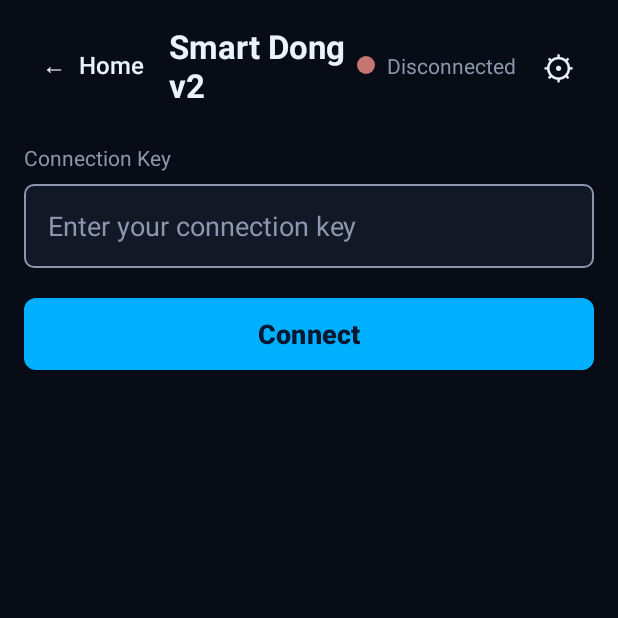
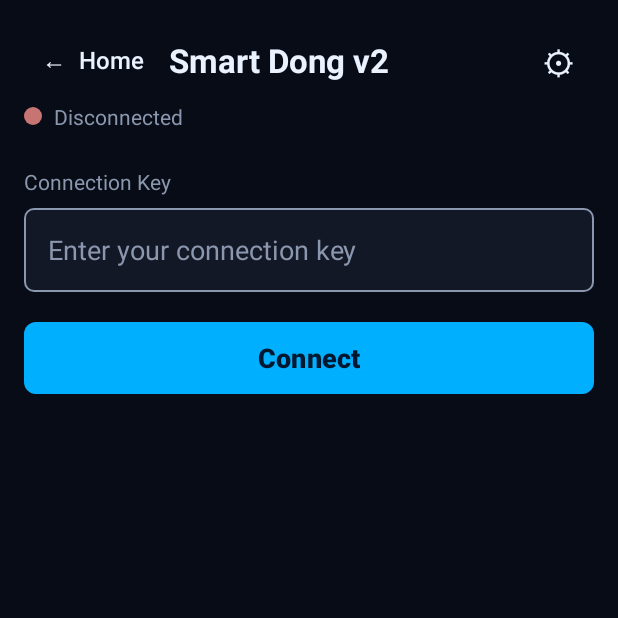
Before and after one commit to owenpkent/handy, an Android app: the ControlActivity screen opened directly, with no data from a screen before it, after a tap on "Connect", on a phone screen of 412 x 824 dp, the top half of it. Run offline under Robolectric (Android 15) with nearby library versions, the phone set to English and light mode, and no system bars; network calls fail.

Commit message:
fix(android-v2): address review on one-button home (header overflow, short windows, double connect)

```diff
--- a/android-v2/app/src/main/java/com/handyvoice/v2/ui/ControlActivity.kt
+++ b/android-v2/app/src/main/java/com/handyvoice/v2/ui/ControlActivity.kt
@@ -184,6 +184,7 @@ class ControlActivity : AppCompatActivity() {
     private lateinit var homeListenButton: MaterialButton
     private lateinit var homeHeardText: TextView
     private var showingMore = false
+    private val connectGuard = ConnectGuard()
     /** Mirrors the mic button's on/off look so the home button matches it. */
     private var micOn = false
     private val backToHome = object : OnBackPressedCallback(false) {
@@ -353,6 +354,25 @@ class ControlActivity : AppCompatActivity() {
         findViewById<View>(R.id.homeMoreButton).setOnClickListener { showMore(true) }
         findViewById<View>(R.id.homeBackButton).setOnClickListener { showMore(false) }
         onBackPressedDispatcher.addCallback(this, backToHome)
+        // Shrink the big button in short windows (split screen) so the status
+        // line, readout and More controls usually fit without scrolling; the
+        // home panel still scrolls as a fallback.
+        homePanel.addOnLayoutChangeListener { _, _, top, _, bottom, _, _, _, _ ->
+            val dp = resources.displayMetrics.density
+            val size = ((bottom - top) - (220 * dp).toInt())
+                .coerceIn((140 * dp).toInt(), (260 * dp).toInt())
+            val lp = homeListenButton.layoutParams
+            if (lp.width != size) {
+                // Posted: changing layout params inside a layout pass is
+                // deferred (and logged) by the framework.
+                homeListenButton.post {
+                    lp.width = size
+                    lp.height = size
+                    homeListenButton.layoutParams = lp
+                    homeListenButton.cornerRadius = size / 2
+                }
+            }
+        }
         // The home screen shows the same "Heard:" readout as the Voice tab;
         // mirror it rather than touching every place that sets it.
         lastMatchText.addTextChangedListener(object : TextWatcher {
@@ -511,19 +531,26 @@ class ControlActivity : AppCompatActivity() {
         when (api.connectionState.value) {
             ConnectionState.CONNECTED -> onMicTapped()
             ConnectionState.CONNECTING -> Unit
-            ConnectionState.DISCONNECTED ->
-                if (connectionKeyInput.text.isNullOrBlank()) showMore(true) else onConnectTapped()
+            ConnectionState.DISCONNECTED -> when {
+                connectGuard.inFlight -> Unit
+                connectionKeyInput.text.isNullOrBlank() -> showMore(true)
+                else -> onConnectTapped()
+            }
         }
     }
 
     private fun updateHomeButton() {
-        val (label, color) = when (api.connectionState.value) {
-            ConnectionState.CONNECTED ->
+        val state = api.connectionState.value
+        val connecting = state == ConnectionState.CONNECTING ||
+            (state == ConnectionState.DISCONNECTED && connectGuard.inFlight)
+        val (label, color) = when {
+            connecting -> "Connecting…" to R.color.card_dark
+            state == ConnectionState.CONNECTED ->
                 if (micOn) "Stop\nlistening" to R.color.emergency_red
                 else "Start\nlistening" to R.color.primary
-            ConnectionState.CONNECTING -> "Connecting…" to R.color.card_dark
-            ConnectionState.DISCONNECTED -> "Connect" to R.color.primary
+            else -> "Connect" to R.color.primary
         }
+        homeListenButton.isEnabled = !connecting
         homeListenButton.text = label
         homeListenButton.backgroundTintList =
             ColorStateList.valueOf(ContextCompat.getColor(this, color))
@@ -864,8 +891,16 @@ class ControlActivity : AppCompatActivity() {
         // Flip the UI to its busy state immediately on tap, before the
         // suspend connect() even sets CONNECTING — closes the brief window
         // where a double-tap could fire two connect attempts.
-        showConnecting(true)
-        lifecycleScope.launch {
+        // connectGuard claims its slot synchronously, before the prefs write
+        // suspends, so a second tap (from either Connect button) is dropped
+        // rather than racing a parallel connect.
+        val started = connectGuard.launch(
+            lifecycleScope,
+            onDone = {
+                if (api.connectionState.value != ConnectionState.CONNECTING) showConnecting(false)
+                updateHomeButton()
+            },
+        ) {
             prefs.setConnectionKey(key)
             api.setConnectionKey(key)
             val ok = api.connect()
@@ -876,6 +911,7 @@ class ControlActivity : AppCompatActivity() {
                 toast(api.lastError.value ?: "Connection failed.")
             }
         }
+        if (started) showConnecting(true)
     }
 
     /**
@@ -889,6 +925,7 @@ class ControlActivity : AppCompatActivity() {
         connectButton.visibility = if (connecting) View.GONE else View.VISIBLE
         connectButton.isEnabled = !connecting
         connectionKeyInput.isEnabled = !connecting
+        updateHomeButton()
     }
 
     private fun ensureMicThenRun(block: () -> Unit) {
--- a/android-v2/app/src/main/res/layout/activity_control.xml
+++ b/android-v2/app/src/main/res/layout/activity_control.xml
@@ -21,21 +21,30 @@
         android:layout_height="wrap_content"
         android:padding="16dp">
 
-        <!-- Header -->
+        <!-- Header. Two rows so the fixed-size navigation (Home, PiP,
+             Settings) always fits, even at large font scales: only the
+             weighted title shrinks in row 1, and the status (which can be a
+             long error reason) wraps in its own row. -->
         <LinearLayout
             android:id="@+id/header"
             android:layout_width="match_parent"
             android:layout_height="wrap_content"
+            android:orientation="vertical"
+            app:layout_constraintTop_toTopOf="parent">
+
+        <LinearLayout
+            android:layout_width="match_parent"
+            android:layout_height="wrap_content"
             android:gravity="center_vertical"
-            android:orientation="horizontal"
-            app:layout_constraintTop_toTopOf="parent">
+            android:orientation="horizontal">
 
             <!-- Back to the one-button home screen. -->
             <com.google.android.material.button.MaterialButton
                 android:id="@+id/homeBackButton"
                 style="@style/Widget.Material3.Button.TextButton"
                 android:layout_width="wrap_content"
-                android:layout_height="48dp"
+                android:layout_height="wrap_content"
+                android:minHeight="48dp"
                 android:layout_marginEnd="4dp"
                 android:text="←  Home"
                 android:textColor="@color/text_primary"
@@ -45,25 +54,12 @@
                 android:layout_width="0dp"
                 android:layout_height="wrap_content"
                 android:layout_weight="1"
+                android:ellipsize="end"
+                android:maxLines="1"
                 android:text="@string/app_name"
                 android:textColor="@color/text_primary"
                 android:textSize="22sp"
                 android:textStyle="bold" />
-
-            <View
-                android:id="@+id/statusDot"
-                android:layout_width="12dp"
-                android:layout_height="12dp"
-                android:layout_marginEnd="8dp"
-                android:background="@drawable/status_dot" />
-
-            <TextView
-                android:id="@+id/statusText"
-                android:layout_width="wrap_content"
-                android:layout_height="wrap_content"
-                android:text="@string/status_disconnected"
-                android:textColor="@color/text_secondary"
-                android:textSize="14sp" />
 
             <!-- Float into a Picture-in-Picture window. Hidden until connected
                  and only on devices that support PiP (toggled in code). -->
@@ -90,6 +86,31 @@
                 android:text="⚙"
                 android:textColor="@color/text_primary"
                 android:textSize="22sp" />
+        </LinearLayout>
+
+        <LinearLayout
+            android:layout_width="match_parent"
+            android:layout_height="wrap_content"
+            android:layout_marginTop="4dp"
+            android:gravity="center_vertical"
+            android:orientation="horizontal">
+
+            <View
+                android:id="@+id/statusDot"
+                android:layout_width="12dp"
+                android:layout_height="12dp"
+                android:layout_marginEnd="8dp"
+                android:background="@drawable/status_dot" />
+
+            <TextView
+                android:id="@+id/statusText"
+                android:layout_width="0dp"
+                android:layout_height="wrap_content"
+                android:layout_weight="1"
+                android:text="@string/status_disconnected"
+                android:textColor="@color/text_secondary"
+                android:textSize="14sp" />
+        </LinearLayout>
         </LinearLayout>
 
         <!-- Setup Panel -->
@@ -712,11 +733,18 @@
 
     <!-- Simplified home screen: one big button that starts / stops listening
          (it reads "Connect" while disconnected). Everything else lives on
-         the "More controls" screen (mainScroll). -->
-    <LinearLayout
+         the "More controls" screen (mainScroll). Scrolls so More controls
+         stays reachable in a short (split-screen) window; fillViewport lets
+         the weighted spaces center the button when there's room. -->
+    <ScrollView
         android:id="@+id/homePanel"
         android:layout_width="match_parent"
         android:layout_height="match_parent"
+        android:fillViewport="true">
+
+    <LinearLayout
+        android:layout_width="match_parent"
+        android:layout_height="wrap_content"
         android:gravity="center_horizontal"
         android:orientation="vertical"
         android:padding="24dp">
@@ -775,6 +803,7 @@
             android:textColor="@color/text_secondary"
             android:textSize="18sp" />
     </LinearLayout>
+    </ScrollView>
 
     <!-- Picture-in-Picture overlay. Hidden during normal full-screen use;
          swapped in by onPictureInPictureModeChanged so the tiny floating
```
Also changed, not shown: android-v2/app/src/main/java/com/handyvoice/v2/ui/ConnectGuard.kt (added, +43 -0 lines), 2 other files.
